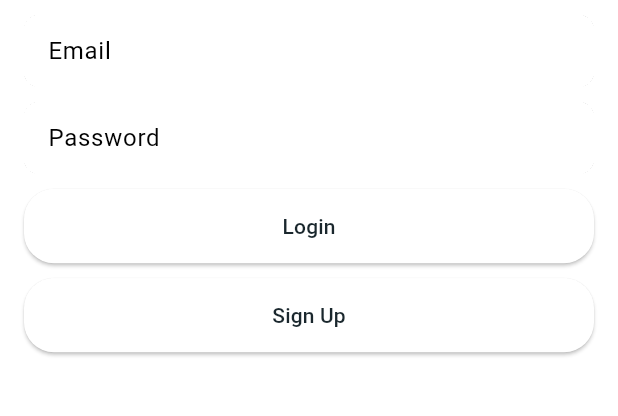
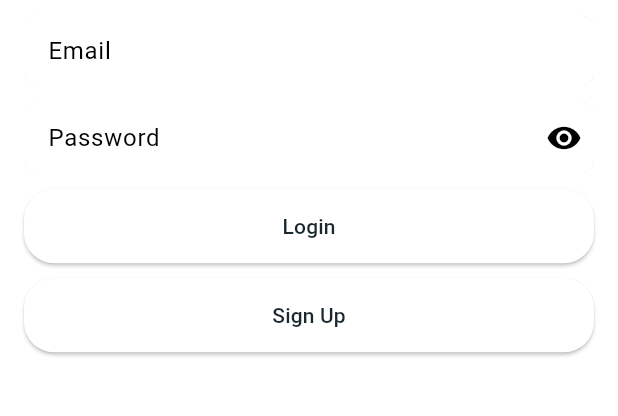
Before and after one commit to NAM1-9000/AppDev-Project, a Flutter app: the screen it shows after launch, on a phone screen of 412 x 824 dp, the part 450-866 px from its top. Run offline on Flutter 3.47's test engine with Material 3 defaults, Android fonts, the phone set to English and light mode, and no system bars; our stand-ins replace bloc, cloud_firestore, equatable, firebase_auth, firebase_core, flutter_bloc and 2 more; accounts and stored records are empty.

Commit message:
icon by category, small tweaks

```diff
--- a/expense_tracker/lib/presentation/screens/main screen/analytics_body.dart
+++ b/expense_tracker/lib/presentation/screens/main screen/analytics_body.dart
@@ -22,7 +22,7 @@ class _AnalyticsBodyState extends State<AnalyticsBody> {
   late UserModel _authenticatedUser;
   late List<EntryModel> _userEntries;
 
-  //get data from firestore
+  //get moc from firestore
   List<EntryModel> getChartData() {
     final List<EntryModel> chartData = [
       EntryModel(
@@ -112,7 +112,8 @@ class _AnalyticsBodyState extends State<AnalyticsBody> {
               processedData = processData(_chartData!);
 
               return SfCircularChart(
-                legend: Legend(isVisible: true),
+                legend: Legend(
+                    isVisible: true, overflowMode: LegendItemOverflowMode.wrap),
                 title: ChartTitle(
                   text: 'Expenses By Category',
                 ),
--- a/expense_tracker/lib/presentation/widgets/form_field.dart
+++ b/expense_tracker/lib/presentation/widgets/form_field.dart
@@ -13,8 +13,8 @@ class FormFieldWidget extends StatefulWidget {
   final TextInputType? inputType;
   final int? numberOfLines;
 
-  const FormFieldWidget(
-      {super.key,
+  const FormFieldWidget({
+    Key? key,
     this.controller,
     this.isPasswordField,
     this.fieldKey,
@@ -25,14 +25,15 @@ class FormFieldWidget extends StatefulWidget {
     this.validator,
     this.onFieldSubmitted,
     this.inputType,
-      this.numberOfLines}); // add this line
+    this.numberOfLines,
+  }) : super(key: key);
 
   @override
   _FormFieldWidgetState createState() => _FormFieldWidgetState();
 }
 
 class _FormFieldWidgetState extends State<FormFieldWidget> {
-  final bool _obscureText = true;
+  bool _obscureText = true;
 
   @override
   Widget build(BuildContext context) {
@@ -43,10 +44,13 @@ class _FormFieldWidgetState extends State<FormFieldWidget> {
         color: Colors.grey.withOpacity(.35),
         borderRadius: BorderRadius.circular(10),
       ),
-      child: TextFormField(
-        minLines: widget.isPasswordField == true ? null : widget.numberOfLines,
+      child: Stack(
+        alignment: Alignment.centerRight,
+        children: [
+          TextFormField(
+            minLines:
+                widget.isPasswordField == true ? null : widget.numberOfLines,
             maxLines: widget.isPasswordField == true ? 1 : widget.numberOfLines,
-        //style: const TextStyle(color: Colors.black),
             controller: widget.controller,
             keyboardType: widget.inputType,
             key: widget.fieldKey,
@@ -60,6 +64,23 @@ class _FormFieldWidgetState extends State<FormFieldWidget> {
               hintText: widget.hintText,
             ),
           ),
+          if (widget.isPasswordField == true)
+            GestureDetector(
+              onTap: () {
+                setState(() {
+                  _obscureText = !_obscureText;
+                });
+              },
+              child: Padding(
+                padding: const EdgeInsets.all(8.0),
+                child: Icon(
+                  _obscureText ? Icons.visibility : Icons.visibility_off,
+                  color: Colors.black,
+                ),
+              ),
+            ),
+        ],
+      ),
     );
   }
 }
```
Also changed, not shown: expense_tracker/lib/presentation/screens/add_entry_screen.dart (+9 -7 lines), expense_tracker/lib/presentation/screens/main screen/home_body.dart (+17 -5 lines), expense_tracker/lib/presentation/widgets/entry_tile.dart (+17 -0 lines), 8 other files. Lines whose indentation alone changed are shown as unchanged.
